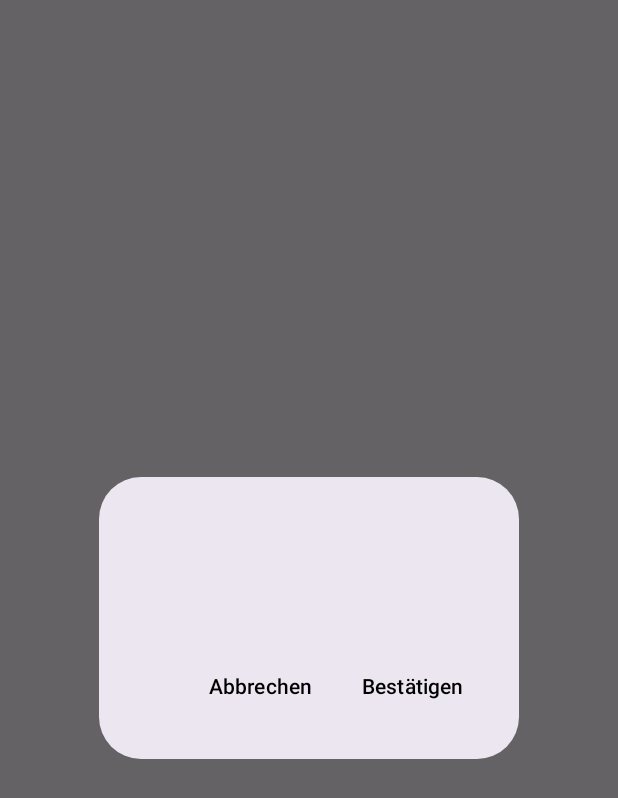
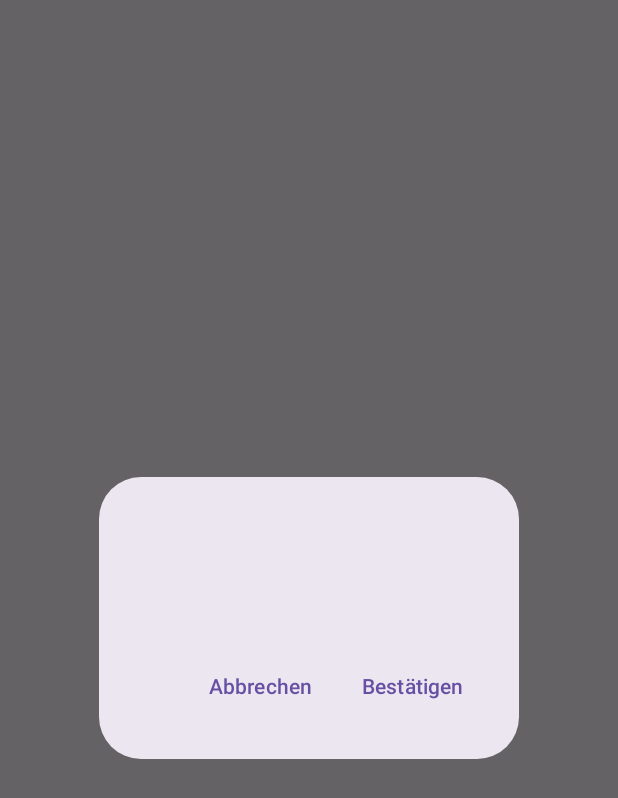
Before and after one commit to duhan2/Auftragsverwaltung-App, an Android app built with Jetpack Compose: the composable AlertDialog called with empty values, on a phone screen of 412 x 824 dp. Shown: the top 798 px of the screen. Run offline under Robolectric (Android 15) with nearby library versions, the phone set to English and light mode, and no system bars; our stand-ins replace livedata-compose.

Commit message:
Dialogtexte von schwarz auf MaterialTheme.colorScheme.onSurface (Standard) geändert

```diff
--- a/app/src/main/java/com/example/myapplication/screens/Homescreen.kt
+++ b/app/src/main/java/com/example/myapplication/screens/Homescreen.kt
@@ -147,7 +147,8 @@ fun RowScope.Kunde_LoeschButton(kunde: Kunde, kundeViewModel: KundeViewModel) {
                         openAlertDialog.value = false
                     },
                     dialogText = "Diese Aktion kann nicht rückgängig gemacht werden.",
-                    dialogTitle = "Kunde löschen ?"
+                    dialogTitle = "Kunde löschen ?",
+
                 )
             }
         }
--- a/app/src/main/java/com/example/myapplication/screens/ReparaturEingabeScreen.kt
+++ b/app/src/main/java/com/example/myapplication/screens/ReparaturEingabeScreen.kt
@@ -16,13 +16,12 @@ import androidx.compose.foundation.shape.CircleShape
 import androidx.compose.foundation.text.KeyboardOptions
 import androidx.compose.foundation.verticalScroll
 import androidx.compose.material3.AlertDialog
-import androidx.compose.material.ExperimentalMaterialApi
-import androidx.compose.material3.ExposedDropdownMenuDefaults
-import androidx.compose.material3.TextButton
 import androidx.compose.material3.Button
 import androidx.compose.material3.ExperimentalMaterial3Api
 import androidx.compose.material3.ExposedDropdownMenuBox
+import androidx.compose.material3.ExposedDropdownMenuDefaults
 import androidx.compose.material3.Text
+import androidx.compose.material3.TextButton
 import androidx.compose.material3.TextField
 import androidx.compose.runtime.Composable
 import androidx.compose.runtime.getValue
@@ -31,7 +30,6 @@ import androidx.compose.runtime.mutableStateOf
 import androidx.compose.runtime.remember
 import androidx.compose.runtime.setValue
 import androidx.compose.ui.Modifier
-import androidx.compose.ui.graphics.Color
 import androidx.compose.ui.platform.LocalContext
 import androidx.compose.ui.text.font.FontWeight.Companion.Bold
 import androidx.compose.ui.text.input.ImeAction
@@ -45,7 +43,7 @@ import com.example.myapplication.kategorie.KategorieViewModel
 import com.example.myapplication.reparatur.Reparatur
 
 @OptIn(
-    ExperimentalMaterial3Api::class, ExperimentalMaterialApi::class,
+    ExperimentalMaterial3Api::class,
     ExperimentalFoundationApi::class
 )
 @Composable
@@ -313,18 +311,18 @@ fun AlertDialog(
 ) {
     AlertDialog(
         title = {
-            Text(text = dialogTitle, color = Color.Black, fontWeight = Bold, fontSize = 26.sp)
+            Text(text = dialogTitle, fontWeight = Bold, fontSize = 26.sp)
         },
-        text = { Text(text = dialogText, color = Color.Black) },
+        text = { Text(text = dialogText) },
         onDismissRequest = { onDismissRequest() },
         confirmButton = {
             TextButton(onClick = { onConfirmation() }) {
-                Text(text = "Bestätigen", color = Color.Black)
+                Text(text = "Bestätigen")
             }
         },
         dismissButton = {
             TextButton(onClick = { onDismissRequest() }) {
-                Text(text = "Abbrechen", color = Color.Black)
+                Text(text = "Abbrechen")
             }
         }
     )
```
Also changed, not shown: 1 other file.
